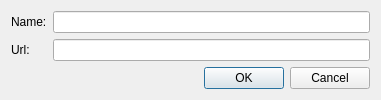
Above: src/plugins/git/remoteadditiondialog.ui from qt-creator/qt-creator before the change. Below: the same form after it.
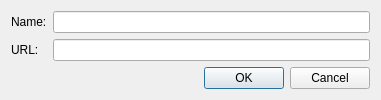
That is the form after the change.

Commit message: Git: String updates

Diff of the .ui file:
```diff
--- a/src/plugins/git/remoteadditiondialog.ui
+++ b/src/plugins/git/remoteadditiondialog.ui
@@ -27,7 +27,7 @@
    <item row="1" column="0">
     <widget class="QLabel" name="urlLabel">
      <property name="text">
-      <string>Url:</string>
+      <string>URL:</string>
      </property>
     </widget>
    </item>
```
The commit also changes 2 other files.
